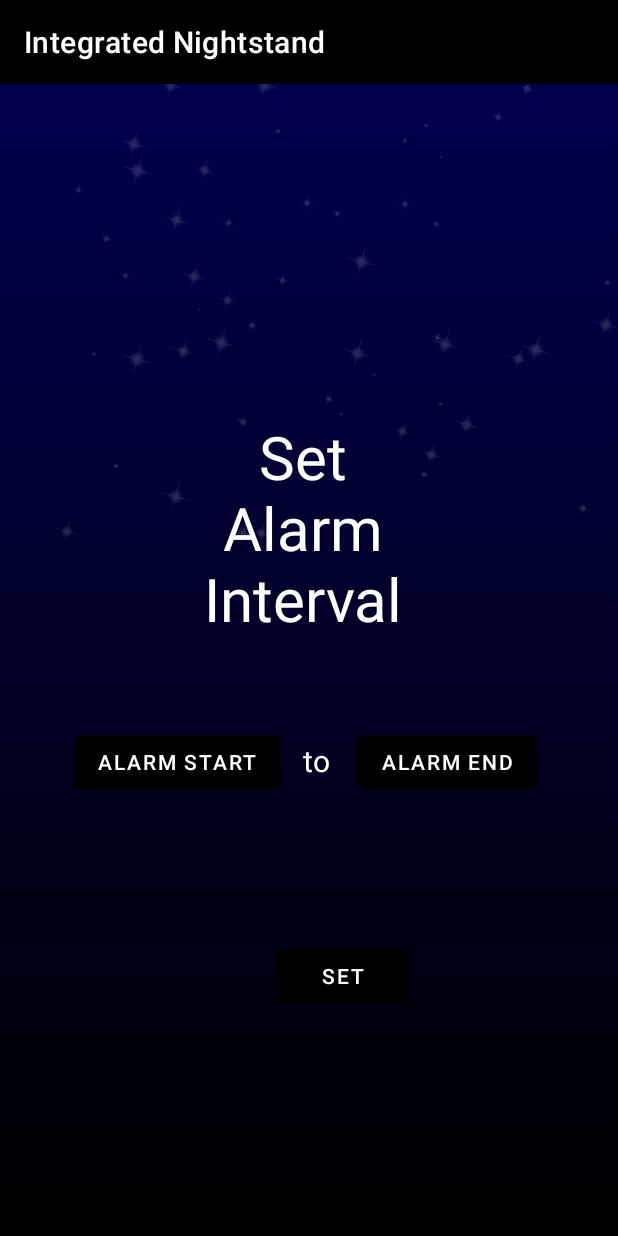
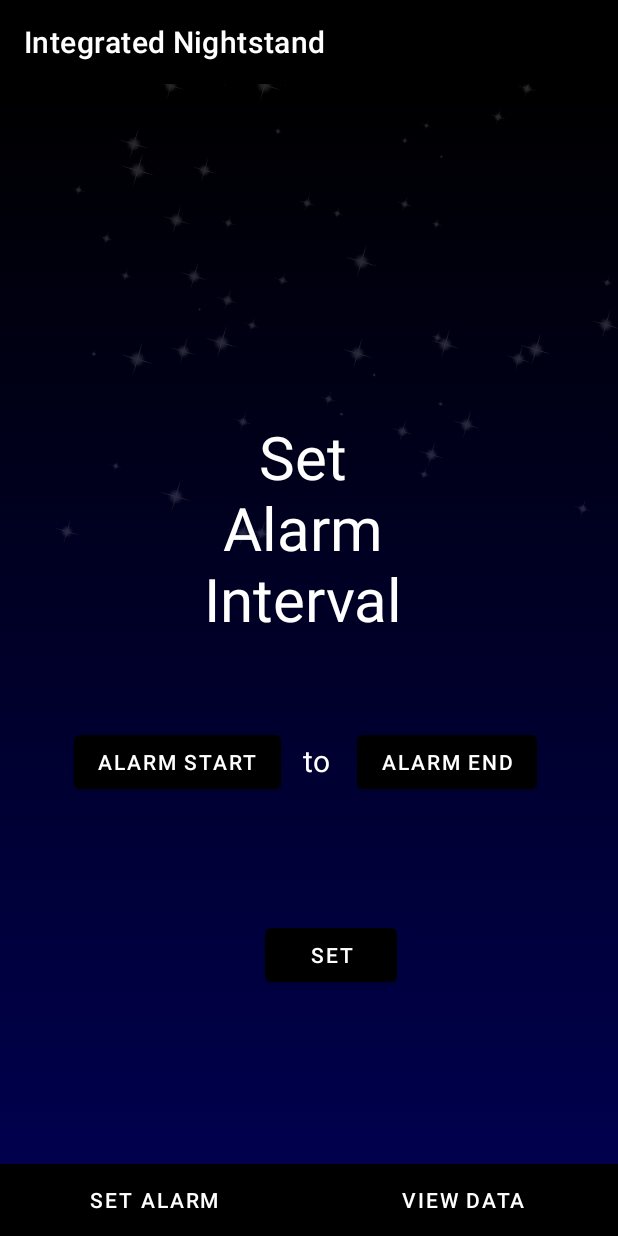
Before and after one commit to lindaf3/IntegratedNightstandKotlin, an Android app: the screen it shows after launch (MainActivity), on a phone screen of 412 x 824 dp. Run offline under Robolectric (Android 15) with nearby library versions, the phone set to English and light mode, and no system bars.

Commit message:
refactored into fragments

```diff
--- a/app/build.gradle
+++ b/app/build.gradle
@@ -38,6 +38,7 @@ dependencies {
     implementation 'androidx.appcompat:appcompat:1.5.1'
     implementation 'com.google.android.material:material:1.7.0'
     implementation 'com.google.android.material:material:1.8.0-alpha02'
+    implementation 'com.androidplot:androidplot-core:1.2.1'
     testImplementation 'junit:junit:4.13.2'
     androidTestImplementation 'androidx.test.ext:junit:1.1.3'
     androidTestImplementation 'androidx.test.espresso:espresso-core:3.4.0'
--- /dev/null
+++ b/app/src/main/java/com/example/myapplication/BottomTabAdapter.kt
@@ -0,0 +1,14 @@
+package com.example.myapplication
+
+import androidx.fragment.app.Fragment
+import androidx.fragment.app.FragmentActivity
+import androidx.viewpager2.adapter.FragmentStateAdapter
+
+class BottomTabAdapter(fragAct: FragmentActivity) : FragmentStateAdapter(fragAct) {
+    override fun getItemCount(): Int = 2
+    override fun createFragment(position: Int): Fragment {
+        return if(position == 0) SetAlarmFragment()
+        else ViewDataFragment()
+    }
+
+}
--- a/app/src/main/java/com/example/myapplication/MainActivity.kt
+++ b/app/src/main/java/com/example/myapplication/MainActivity.kt
@@ -2,96 +2,44 @@ package com.example.myapplication
 
 import android.annotation.SuppressLint
 import android.os.Bundle
-import android.widget.Button
-import android.widget.Toast
 import androidx.appcompat.app.AppCompatActivity
-import com.google.android.material.timepicker.MaterialTimePicker
-import com.google.android.material.timepicker.TimeFormat
+import androidx.viewpager2.widget.ViewPager2
+import com.google.android.material.tabs.TabLayout
 
 class MainActivity : AppCompatActivity() {
     @SuppressLint("SetTextI18n")
     override fun onCreate(savedInstanceState: Bundle?) {
+
         super.onCreate(savedInstanceState)
         setContentView(R.layout.activity_main)
-        val alarmStart: Button = findViewById(R.id.alarmStart)
-        val alarmEnd: Button = findViewById(R.id.alarmEnd)
-        val alarmSet: Button = findViewById(R.id.alarmSetter)
-        var startHour : Int = -1
-        var startMinute: Int = -1
-        var endHour: Int = -1
-        var endMinute :Int = -1
-
-        alarmStart.setOnClickListener{
-            startHour = -1
-            startMinute = -1
-            val startTimePicker: MaterialTimePicker = MaterialTimePicker.Builder()
-                .setTitleText("Select Alarm Start")
-                .setHour(7)
-                .setMinute(0)
-                .setTimeFormat(TimeFormat.CLOCK_12H)
-                .build()
-            startTimePicker.show(supportFragmentManager, "start")
-            startTimePicker.addOnPositiveButtonClickListener {
-                startHour = startTimePicker.hour
-                startMinute = startTimePicker.minute
-                setAlarm(startTimePicker, alarmStart)
-            }
-        }
-        alarmEnd.setOnClickListener{
-            endHour = -1
-            endMinute = -1
-            val endTimePicker: MaterialTimePicker = MaterialTimePicker.Builder()
-                .setTitleText("Select Alarm End")
-                .setHour(7)
-                .setMinute(30)
-                .setTimeFormat(TimeFormat.CLOCK_12H)
-                .build()
-            endTimePicker.show(supportFragmentManager, "end")
-            endTimePicker.addOnPositiveButtonClickListener {
-                endHour = endTimePicker.hour
-                endMinute = endTimePicker.minute
-                setAlarm(endTimePicker, alarmEnd)
-            }
-        }
-        alarmSet.setOnClickListener{
-            if(validAlarm(startHour, startMinute, endHour, endMinute)){
-                Toast.makeText(applicationContext, "Alarm set!", Toast.LENGTH_SHORT).show()
-            }
-            else{
-                Toast.makeText(applicationContext, "Invalid alarm, please try again.", Toast.LENGTH_SHORT).show()
-                alarmStart.text = "Alarm Start"
-                alarmEnd.text = "Alarm End"
-                startHour = -1
-                endHour = -1
-                startMinute = -1
-                endHour = -1
-            }
-
-        }
-    }
-
-    private fun validAlarm(startHour: Int, startMinute: Int, endHour: Int, endMinute: Int): Boolean {
-        return if(startHour == -1 ||  endHour == -1 || startMinute == -1 || endMinute == -1 ){
-            return false
-        }
-        else if(startHour == endHour){
-            endMinute >= startMinute
-        } else if(startHour < endHour){
-            true
-        } else endHour == 0
+        startBottomTab()
 
     }
 
-    private fun setAlarm( picker: MaterialTimePicker, btn: Button) {
-        var hour: Int = picker.hour
-        var am_pm = "AM"
-        if(hour > 12){
-            hour -= 12
-            am_pm = "PM"
+    private fun startBottomTab() {
+        val pager: ViewPager2 = findViewById(R.id.viewPager)
+        pager.adapter = BottomTabAdapter(this)
+        pager.registerOnPageChangeCallback(object : ViewPager2.OnPageChangeCallback() {
+            override fun onPageSelected(position: Int) {
+                super.onPageSelected(position)
+            }
+        })
+
+        val bottomTab: TabLayout = findViewById(R.id.bottomTab)
+        bottomTab.addOnTabSelectedListener(object : TabLayout.OnTabSelectedListener {
+            override fun onTabSelected(tab: TabLayout.Tab) {
+                pager.currentItem = tab.position
+            }
+
+            override fun onTabReselected(tab: TabLayout.Tab?) {
+
+            }
+
+            override fun onTabUnselected(tab: TabLayout.Tab?) {
+
+            }
         }
-        else if(hour == 0){
-            hour = 12
-        }
-        btn.text = String.format("%02d:%02d %s", hour, picker.minute, am_pm)
+        )
+
     }
 }
--- /dev/null
+++ b/app/src/main/java/com/example/myapplication/SetAlarmFragment.kt
@@ -0,0 +1,109 @@
+package com.example.myapplication
+
+import android.os.Bundle
+import androidx.fragment.app.Fragment
+import android.view.LayoutInflater
+import android.view.View
+import android.view.ViewGroup
+import android.widget.Button
+import android.widget.Toast
+import com.google.android.material.timepicker.MaterialTimePicker
+import com.google.android.material.timepicker.TimeFormat
+
+class SetAlarmFragment : Fragment() {
+
+    override fun onCreateView(
+        inflater: LayoutInflater, container: ViewGroup?,
+        savedInstanceState: Bundle?
+    ): View? {
+        return inflater.inflate(R.layout.fragment_set_alarm, container, false)
+    }
+
+    override fun onViewCreated(view: View, savedInstanceState: Bundle?) {
+        super.onViewCreated(view, savedInstanceState)
+        val alarmStart: Button = view.findViewById(R.id.alarmStart)
+        val alarmEnd: Button = view.findViewById(R.id.alarmEnd)
+        val alarmSet: Button = view.findViewById(R.id.alarmSetter)
+        var startHour : Int = -1
+        var startMinute: Int = -1
+        var endHour: Int = -1
+        var endMinute :Int = -1
+
+        alarmStart.setOnClickListener{
+            startHour = -1
+            startMinute = -1
+            val startTimePicker: MaterialTimePicker = MaterialTimePicker.Builder()
+                .setTitleText("Select Alarm Start")
+                .setHour(7)
+                .setMinute(0)
+                .setTimeFormat(TimeFormat.CLOCK_12H)
+                .build()
+            startTimePicker.show(requireActivity().supportFragmentManager, "start")
+            startTimePicker.addOnPositiveButtonClickListener {
+                startHour = startTimePicker.hour
+                startMinute = startTimePicker.minute
+                setAlarm(startTimePicker, alarmStart)
+            }
+        }
+        alarmEnd.setOnClickListener{
+            endHour = -1
+            endMinute = -1
+            val endTimePicker: MaterialTimePicker = MaterialTimePicker.Builder()
+                .setTitleText("Select Alarm End")
+                .setHour(7)
+                .setMinute(30)
+                .setTimeFormat(TimeFormat.CLOCK_12H)
+                .build()
+            endTimePicker.show(requireActivity().supportFragmentManager, "end")
+            endTimePicker.addOnPositiveButtonClickListener {
+                endHour = endTimePicker.hour
+                endMinute = endTimePicker.minute
+                setAlarm(endTimePicker, alarmEnd)
+            }
+        }
+        alarmSet.setOnClickListener{
+            if(validAlarm(startHour, startMinute, endHour, endMinute)){
+                Toast.makeText(requireActivity().application , "Alarm set!", Toast.LENGTH_SHORT).show()
+            }
+            else{
+                Toast.makeText(requireActivity().application, "Invalid alarm, please try again.", Toast.LENGTH_SHORT).show()
+                alarmStart.text = "Alarm Start"
+                alarmEnd.text = "Alarm End"
+                startHour = -1
+                endHour = -1
+                startMinute = -1
+                endHour = -1
+            }
+
+        }
+    }
+
+
+    private fun validAlarm(startHour: Int, startMinute: Int, endHour: Int, endMinute: Int): Boolean {
+        return if(startHour == -1 ||  endHour == -1 || startMinute == -1 || endMinute == -1 ){
+            return false
+        }
+        else if(startHour == endHour){
+            endMinute >= startMinute
+        } else if(startHour < endHour){
+            true
+        } else endHour == 0
+
+    }
+
+    private fun setAlarm( picker: MaterialTimePicker, btn: Button) {
+        var hour: Int = picker.hour
+        var am_pm = "AM"
+        if(hour > 12){
+            hour -= 12
+            am_pm = "PM"
+        }
+        else if(hour == 0){
+            hour = 12
+        }
+        btn.text = String.format("%02d:%02d %s", hour, picker.minute, am_pm)
+    }
+
+
+
+}
--- /dev/null
+++ b/app/src/main/res/drawable/gradient_bg_reverse.xml
@@ -0,0 +1,13 @@
+<?xml version="1.0" encoding="utf-8"?>
+<selector xmlns:android="http://schemas.android.com/apk/res/android">
+    <item>
+        <shape>
+            <gradient
+                android:angle="270"
+                android:startColor= "@color/black"
+                android:endColor="@color/dark_purple"
+                android:type="linear"/>
+        </shape>
+    </item>
+
+</selector>
--- a/app/src/main/res/layout/activity_main.xml
+++ b/app/src/main/res/layout/activity_main.xml
@@ -7,81 +7,41 @@
     android:background="@drawable/gradient_bg"
     tools:context=".MainActivity">
 
-
-    <ImageView
-        android:id="@+id/imageView2"
+    <androidx.viewpager2.widget.ViewPager2
+        android:id="@+id/viewPager"
         android:layout_width="match_parent"
         android:layout_height="match_parent"
-        android:layout_alignParentStart="true"
-        android:layout_alignParentEnd="true"
+        android:layout_above="@id/bottomTab"/>
+
+    <com.google.android.material.tabs.TabLayout
+        android:id="@+id/bottomTab"
+        android:layout_width="match_parent"
+        android:layout_height="wrap_content"
+        app:tabMaxWidth="0dp"
         android:layout_alignParentBottom="true"
-        android:layout_marginStart="16dp"
-        android:layout_marginEnd="-14dp"
-        android:layout_marginBottom="-14dp"
-        android:contentDescription="@string/starry_sky"
-        android:scaleType="fitStart"
-        app:srcCompat="@drawable/stars" />
+        android:background="@color/black"
+        android:contentDescription="@string/bottom_tab"
+        app:tabGravity="fill"
+        app:tabMode="fixed"
+        app:tabTextColor="@color/white">
+        <com.google.android.material.tabs.TabItem
+            android:id="@+id/setAlarm"
+            android:layout_width="wrap_content"
+            android:layout_height="wrap_content"
+            android:text="@string/set_alarm" />
 
-    <Button
-        android:id="@+id/alarmEnd"
-        android:layout_width="wrap_content"
-        android:layout_height="wrap_content"
-        android:layout_alignParentStart="true"
-        android:layout_alignParentTop="true"
-        android:layout_centerVertical="true"
-        android:layout_marginStart="238dp"
-        android:layout_marginTop="428dp"
-        android:text="@string/alarm_end" />
+        <com.google.android.material.tabs.TabItem
+            android:id="@+id/viewData"
+            android:layout_width="wrap_content"
+            android:layout_height="wrap_content"
+            android:text="@string/view_data" />
+        />
 
-    <Button
-        android:id="@+id/alarmStart"
-        android:layout_width="wrap_content"
-        android:layout_height="wrap_content"
-        android:layout_alignParentStart="true"
-        android:layout_alignParentTop="true"
-        android:layout_centerInParent="true"
-        android:layout_marginStart="49dp"
-        android:layout_marginTop="428dp"
-        android:text="@string/alarm_start" />
 
-    <TextView
-        android:id="@+id/alarmHeading2"
-        android:layout_width="69dp"
-        android:layout_height="37dp"
-        android:layout_alignParentStart="true"
-        android:layout_alignParentTop="true"
-        android:layout_centerInParent="true"
-        android:layout_marginStart="176dp"
-        android:layout_marginTop="437dp"
-        android:text="@string/to"
-        android:textAlignment="center"
-        android:textColor="@color/white"
-        android:textSize="20sp" />
+    </com.google.android.material.tabs.TabLayout>
 
-    <Button
-        android:id="@+id/alarmSetter"
-        android:layout_width="wrap_content"
-        android:layout_height="wrap_content"
-        android:layout_alignParentEnd="true"
-        android:layout_alignParentBottom="true"
-        android:layout_centerInParent="true"
-        android:layout_marginEnd="140dp"
-        android:layout_marginBottom="149dp"
-        android:text="@string/set" />
 
-    <TextView
-        android:id="@+id/alarmHeading"
-        android:layout_width="174dp"
-        android:layout_height="180dp"
-        android:layout_alignParentStart="true"
-        android:layout_alignParentTop="true"
-        android:layout_centerHorizontal="true"
-        android:layout_centerVertical="false"
-        android:layout_marginStart="115dp"
-        android:layout_marginTop="221dp"
-        android:text="@string/set_alarm_interval"
-        android:textAlignment="center"
-        android:textColor="@color/white"
-        android:textSize="40sp" />
+
+
 
 </RelativeLayout>
--- /dev/null
+++ b/app/src/main/res/layout/fragment_set_alarm.xml
@@ -0,0 +1,87 @@
+<?xml version="1.0" encoding="utf-8"?>
+<RelativeLayout xmlns:android="http://schemas.android.com/apk/res/android"
+    xmlns:tools="http://schemas.android.com/tools"
+    android:layout_width="match_parent"
+    android:layout_height="match_parent"
+    xmlns:app="http://schemas.android.com/apk/res-auto"
+    tools:context=".ViewDataFragment"
+    android:background="@drawable/gradient_bg_reverse">
+
+    <ImageView
+        android:id="@+id/imageView2"
+        android:layout_width="match_parent"
+        android:layout_height="match_parent"
+        android:layout_alignParentStart="true"
+        android:layout_alignParentEnd="true"
+        android:layout_alignParentBottom="true"
+        android:layout_marginStart="16dp"
+        android:layout_marginEnd="-14dp"
+        android:layout_marginBottom="-14dp"
+        android:contentDescription="@string/starry_sky"
+        android:scaleType="fitStart"
+        app:srcCompat="@drawable/stars" />
+
+    <Button
+        android:id="@+id/alarmEnd"
+        android:layout_width="wrap_content"
+        android:layout_height="wrap_content"
+        android:layout_alignParentStart="true"
+        android:layout_alignParentTop="true"
+        android:layout_centerVertical="true"
+        android:layout_marginStart="238dp"
+        android:layout_marginTop="428dp"
+        android:text="@string/alarm_end" />
+
+    <Button
+        android:id="@+id/alarmStart"
+        android:layout_width="wrap_content"
+        android:layout_height="wrap_content"
+        android:layout_alignParentStart="true"
+        android:layout_alignParentTop="true"
+        android:layout_centerInParent="true"
+        android:layout_marginStart="49dp"
+        android:layout_marginTop="428dp"
+        android:text="@string/alarm_start" />
+
+    <TextView
+        android:id="@+id/alarmHeading2"
+        android:layout_width="69dp"
+        android:layout_height="37dp"
+        android:layout_alignParentStart="true"
+        android:layout_alignParentTop="true"
+        android:layout_centerInParent="true"
+        android:layout_marginStart="176dp"
+        android:layout_marginTop="437dp"
+        android:text="@string/to"
+        android:textAlignment="center"
+        android:textColor="@color/white"
+        android:textSize="20sp" />
+
+    <TextView
+        android:id="@+id/alarmHeading"
+        android:layout_width="174dp"
+        android:layout_height="180dp"
+        android:layout_alignParentStart="true"
+        android:layout_alignParentTop="true"
+        android:layout_centerHorizontal="true"
+        android:layout_centerVertical="false"
+        android:layout_marginStart="115dp"
+        android:layout_marginTop="221dp"
+        android:text="@string/set_alarm_interval"
+        android:textAlignment="center"
+        android:textColor="@color/white"
+        android:textSize="40sp" />
+
+    <Button
+        android:id="@+id/alarmSetter"
+        android:layout_width="wrap_content"
+        android:layout_height="wrap_content"
+        android:layout_alignParentEnd="true"
+        android:layout_alignParentBottom="true"
+        android:layout_centerInParent="true"
+        android:layout_marginEnd="147dp"
+        android:layout_marginBottom="115dp"
+        android:text="@string/set" />
+
+
+</RelativeLayout>
--- a/app/src/main/res/values/strings.xml
+++ b/app/src/main/res/values/strings.xml
@@ -6,5 +6,11 @@
     <string name="alarm_start">Alarm Start</string>
     <string name="alarm_end">Alarm End</string>
     <string name="starry_sky">starry sky</string>
+    <!-- TODO: Remove or change this placeholder text -->
+    <string name="hello_blank_fragment">Hello blank fragment</string>
+    <string name="set_alarm">Set Alarm</string>
+    <string name="view_data">View Data</string>
+    <string name="set_data">SET DATA</string>
+    <string name="bottom_tab">bottom tab</string>
 
 </resources>
```
Also changed, not shown: app/src/main/java/com/example/myapplication/ViewDataFragment.kt (added, +23 -0 lines), app/src/main/res/layout/fragment_view_data.xml (added, +22 -0 lines).
